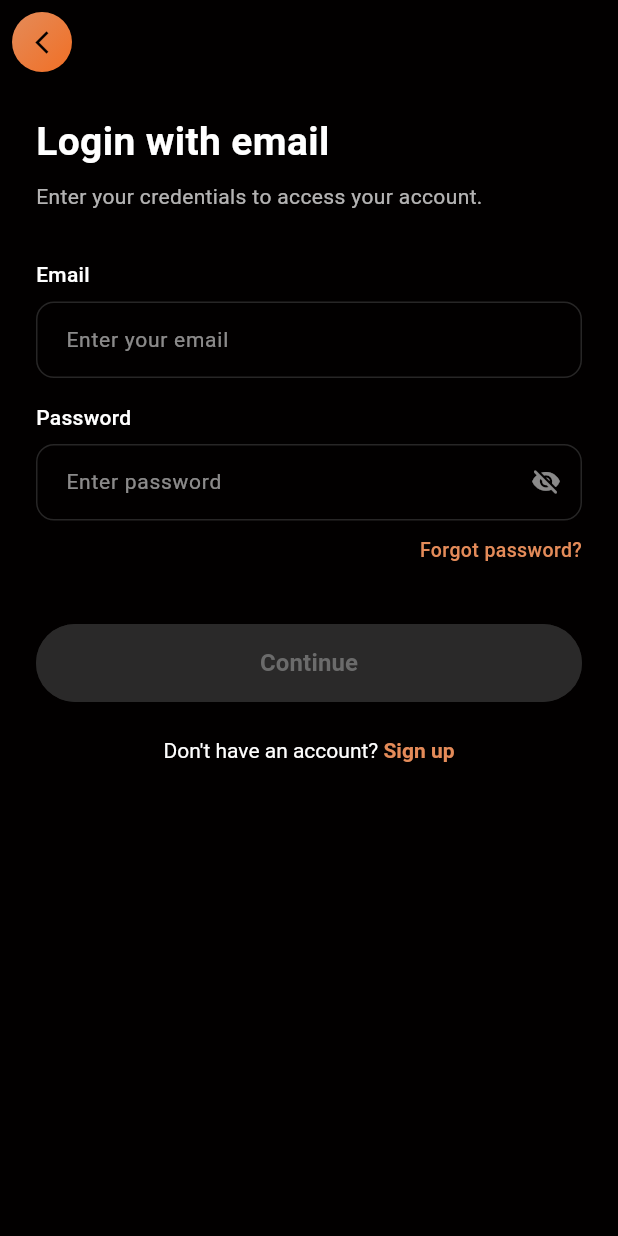
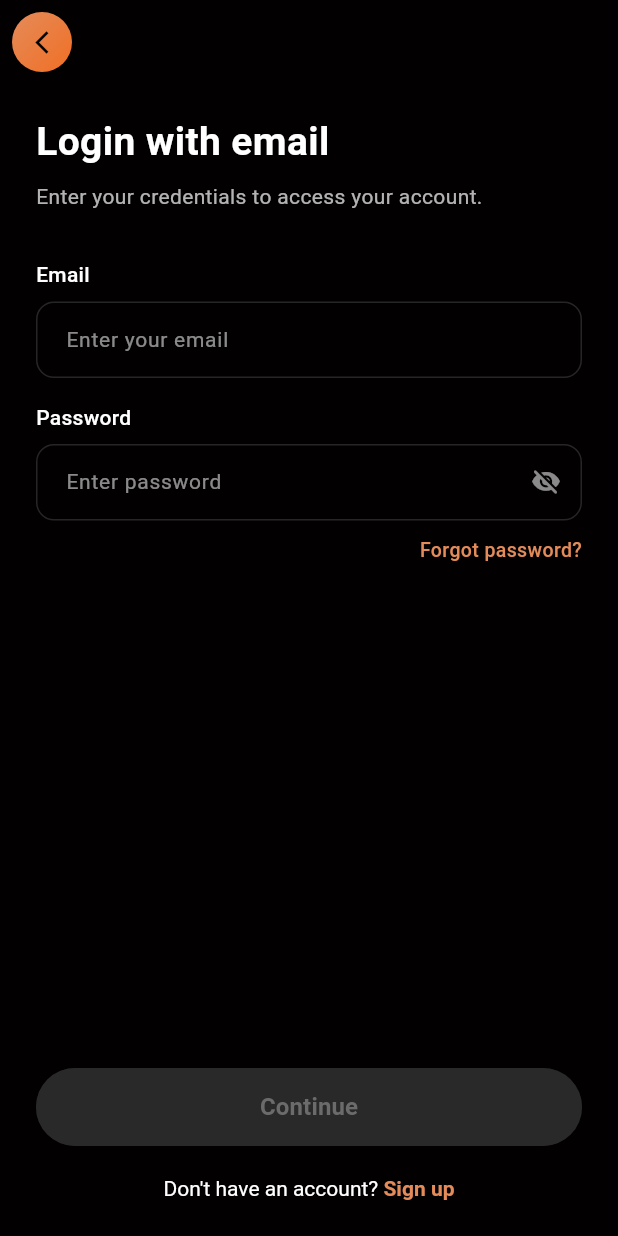
Before and after one commit to vigneshvickyr19/ME_-_YOU, a Flutter app: the screen it shows after launch, after a tap on an icon or button, on a phone screen of 412 x 824 dp. Run offline on Flutter 3.47's test engine with Material 3 defaults, Android fonts, the phone set to English and light mode, and no system bars; our stand-ins replace flutter_svg; Roboto replaces fonts that are missing (Geologica).

Commit message:
update the login page

```diff
--- a/lib/features/auth/presentation/pages/login_page.dart
+++ b/lib/features/auth/presentation/pages/login_page.dart
@@ -75,6 +75,7 @@ class _LoginPageState extends State<LoginPage> {
           child: AppBackButton(),
         ),
       ),
+
       body: SafeArea(
         child: SingleChildScrollView(
           keyboardDismissBehavior: ScrollViewKeyboardDismissBehavior.onDrag,
@@ -84,7 +85,6 @@ class _LoginPageState extends State<LoginPage> {
             children: [
               const SizedBox(height: 20),
 
-              // Title
               const Text(
                 "Login with email",
                 style: TextStyle(
@@ -101,7 +101,6 @@ class _LoginPageState extends State<LoginPage> {
               ),
               const SizedBox(height: 32),
 
-              // Email
               AppInput(
                 label: "Email",
                 hint: "Enter your email",
@@ -112,7 +111,6 @@ class _LoginPageState extends State<LoginPage> {
               ),
               const SizedBox(height: 16),
 
-              // Password
               AppInput(
                 label: "Password",
                 hint: "Enter password",
@@ -124,7 +122,6 @@ class _LoginPageState extends State<LoginPage> {
               ),
               const SizedBox(height: 10),
 
-              // Forgot Password (✔️ ADDED & FIXED)
               Align(
                 alignment: Alignment.centerRight,
                 child: GestureDetector(
@@ -142,20 +139,26 @@ class _LoginPageState extends State<LoginPage> {
                 ),
               ),
 
-              const SizedBox(height: 40),
+              const SizedBox(height: 120), // space for bottom bar
+            ],
+          ),
+        ),
+      ),
 
-              // Continue Button
+      bottomNavigationBar: SafeArea(
+        child: Padding(
+          padding: const EdgeInsets.fromLTRB(24, 16, 24, 24),
+          child: Column(
+            mainAxisSize: MainAxisSize.min,
+            children: [
               AppButton(
                 text: "Continue",
                 onPressed: _onSubmit,
                 isEnabled: _isButtonEnabled,
               ),
+              const SizedBox(height: 20),
 
-              const SizedBox(height: 24),
-
-              // Sign Up text
-              Center(
-                child: GestureDetector(
+              GestureDetector(
                 onTap: () {
                   Navigator.pushNamed(context, AppRoutes.signUp);
                 },
@@ -164,10 +167,7 @@ class _LoginPageState extends State<LoginPage> {
                     children: [
                       TextSpan(
                         text: "Don't have an account? ",
-                          style: TextStyle(
-                            color: AppColors.white,
-                            fontSize: 14,
-                          ),
+                        style: TextStyle(color: AppColors.white, fontSize: 14),
                       ),
                       TextSpan(
                         text: "Sign up",
@@ -181,9 +181,6 @@ class _LoginPageState extends State<LoginPage> {
                   ),
                 ),
               ),
-              ),
-
-              const SizedBox(height: 32),
             ],
           ),
         ),
```
Lines whose indentation alone changed are shown as unchanged.
